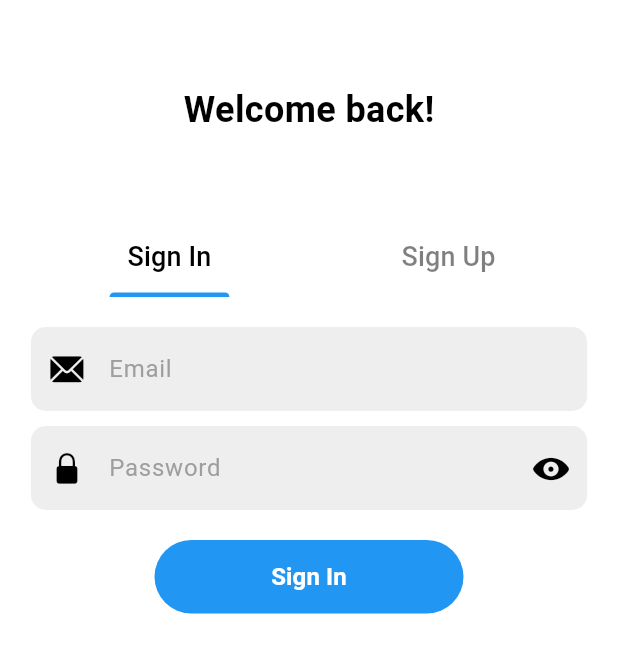
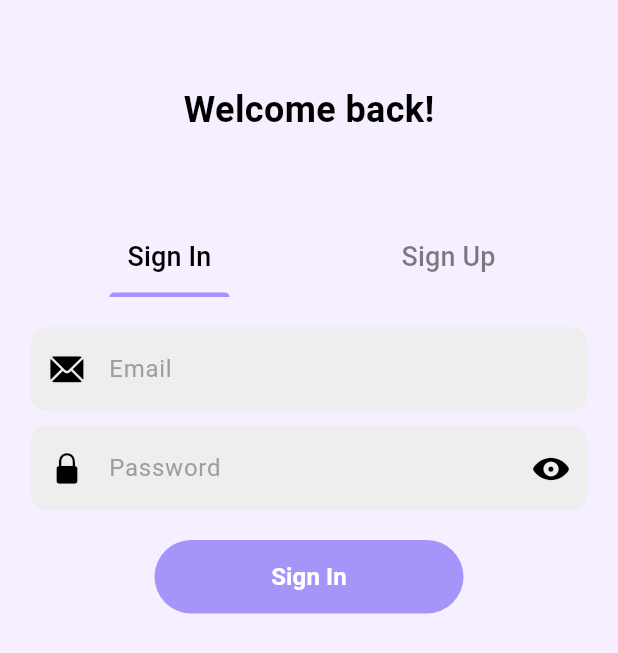
Before and after one commit to phanthanhbach/Social-Network-App, a Flutter app: the screen it shows after launch, on a phone screen of 412 x 824 dp. Shown: the top 653 px of the screen. Run offline on Flutter 3.47's test engine with Material 3 defaults, Android fonts, the phone set to English and light mode, and no system bars; our stand-ins replace bloc, cloud_firestore, equatable, firebase_auth, firebase_core, flutter_bloc and 2 more; missing offline and left inert: cloudinary_public; accounts and stored records are empty; statements that could not run were skipped.

Commit message:
Update app_view.dart

```diff
--- a/social_network_app/lib/app_view.dart
+++ b/social_network_app/lib/app_view.dart
@@ -1,12 +1,9 @@
 import 'package:flutter/material.dart';
 import 'package:flutter_bloc/flutter_bloc.dart';
-import 'package:post_repository/post_repository.dart';
-import 'package:social_network_app/blocs/get_posts_bloc/get_posts_bloc.dart';
+import 'package:social_network_app/blocs/my_user_bloc/my_user_bloc.dart';
+import 'package:social_network_app/screens/main_screen.dart';
 import 'blocs/authentication_bloc/authentication_bloc.dart';
-import 'blocs/my_user_bloc/my_user_bloc.dart';
-import 'blocs/sign_in_bloc/sign_in_bloc.dart';
-import 'blocs/update_user_info_bloc/update_user_info_bloc.dart';
-import 'screens/home/home_screen.dart';
+
 import 'screens/authentication/welcome_screen.dart';
 
 class MyAppView extends StatelessWidget {
@@ -18,47 +15,29 @@ class MyAppView extends StatelessWidget {
       title: 'Social Network App',
       theme: ThemeData(
         colorScheme: const ColorScheme.light(
-          primary: Color(0xFF2196F3),
-          onPrimary: Colors.black,
-          secondary: Colors.blueAccent,
-          onSecondary: Colors.white,
+          primary: Color(0xFFA594F9),
+          onPrimary: Colors.white,
+          secondary: Color(0xFFCDC1FF),
+          onSecondary: Colors.black,
           tertiary: Colors.green,
-          error: Colors.red,
-          surface: Colors.white,
+          error: Colors.redAccent,
+          surface: Color(0xFFF5EFFF),
+          surfaceContainer: Color(0xFFFBFBFB),
           onSurface: Colors.black,
           outline: Color(0xFF424242),
         ),
         appBarTheme: const AppBarTheme(
-          backgroundColor: Colors.blueAccent,
+          backgroundColor: Colors.white,
           elevation: 3,
         ),
       ),
       home: BlocBuilder<AuthenticationBloc, AuthenticationState>(
         builder: (context, state) {
           if (state.status == AuthenticationStatus.authenticated) {
-            return MultiBlocProvider(
-              providers: [
-                BlocProvider(
-                  create: (context) => SignInBloc(
-                    userRepository: context.read<AuthenticationBloc>().userRepository,
-                  ),
-                ),
-                BlocProvider(
-                  create: (context) => UpdateUserInfoBloc(
-                    userRepository: context.read<AuthenticationBloc>().userRepository,
-                  ),
-                ),
-                BlocProvider(
-                  create: (context) => MyUserBloc(
-                    myUserRepository: context.read<AuthenticationBloc>().userRepository,
-                  )..add(GetMyUser(myUserId: context.read<AuthenticationBloc>().state.user!.uid)),
-                ),
-                BlocProvider(
-                  create: (context) => GetPostsBloc(postRepository: FirebasePostRepository())..add(GetPosts()),
-                ),
-              ],
-              child: const HomeScreen(),
-            );
+            context.read<MyUserBloc>().add(
+                  GetMyUser(myUserId: state.user!.uid),
+                );
+            return const MainScreen();
           } else {
             return const WelcomeScreen();
           }
```
